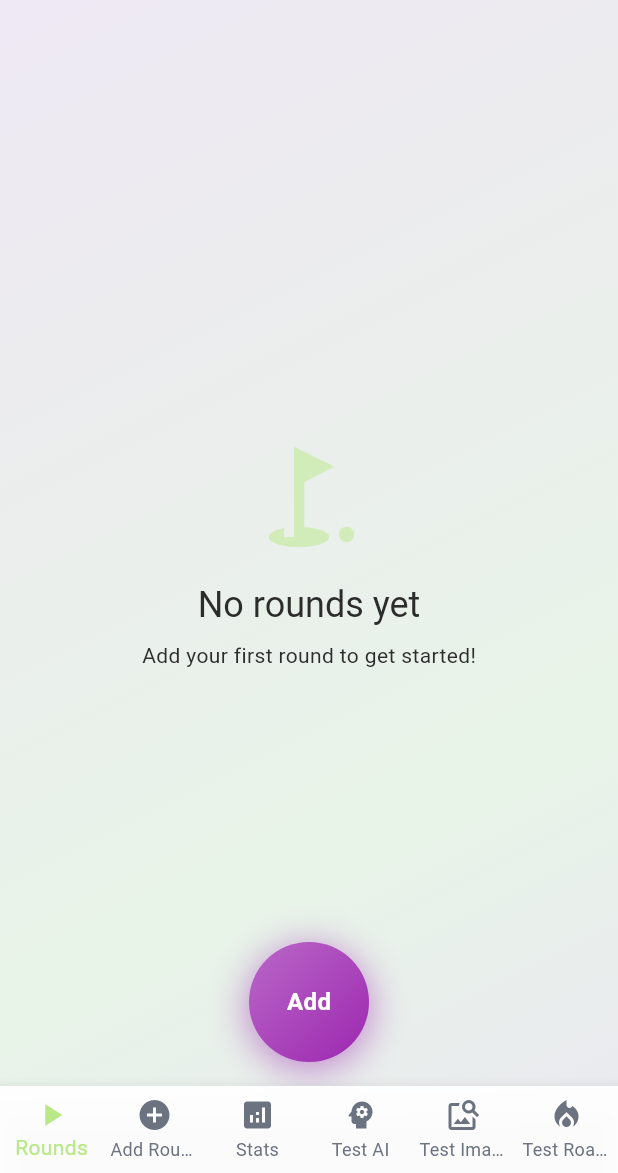
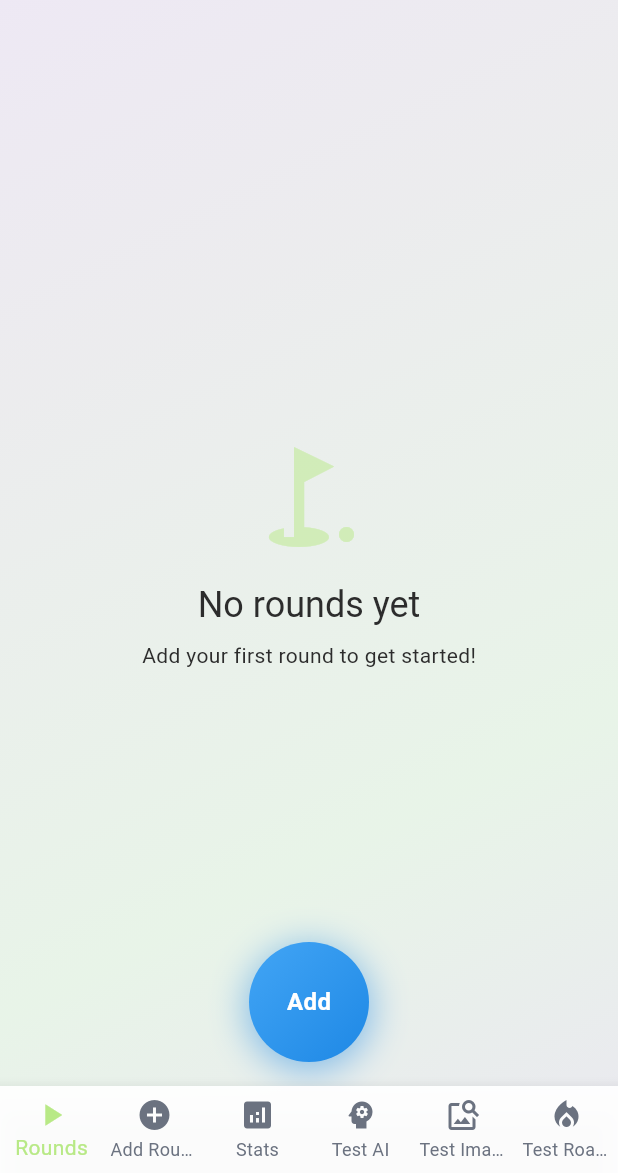
Before and after one commit to joevdiscgolf/turbo_disc_golf, a Flutter app: the screen it shows after launch, on a phone screen of 412 x 824 dp, the part 63-1236 px from its top. Run offline on Flutter 3.47's test engine with Material 3 defaults, Android fonts, the phone set to English and light mode, and no system bars; our stand-ins replace cloud_firestore, firebase_core, flutter_animate, flutter_bounceable, flutter_dotenv, flutter_markdown and 8 more; missing offline and left inert: google_mlkit_text_recognition; accounts and stored records are empty.

Commit message:
Change 'Add' button color from purple to blue in RoundHistoryScreen
Updated the gradient colors from purple (#BA68C8, #9C27B0) to blue (#42A5F5, #1E88E5)
and the shadow color to match the new blue theme.

```diff
--- a/lib/screens/round_history/round_history_screen.dart
+++ b/lib/screens/round_history/round_history_screen.dart
@@ -127,11 +127,11 @@ class RoundHistoryScreen extends StatelessWidget {
                 gradient: const LinearGradient(
                   begin: Alignment.topLeft,
                   end: Alignment.bottomRight,
-                  colors: [Color(0xFFBA68C8), Color(0xFF9C27B0)],
+                  colors: [Color(0xFF42A5F5), Color(0xFF1E88E5)],
                 ),
                 boxShadow: [
                   BoxShadow(
-                    color: const Color(0xFF9C27B0).withValues(alpha: 0.5),
+                    color: const Color(0xFF1E88E5).withValues(alpha: 0.5),
                     blurRadius: 20,
                     spreadRadius: 2,
                     offset: const Offset(0, 4),
```
